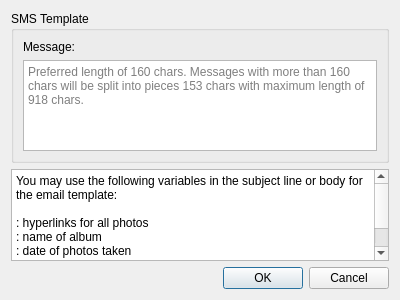
The window that SMSTemplateDialog.ui (vulevu121/PhotosUploader) describes before a commit, drawn with Qt 5.
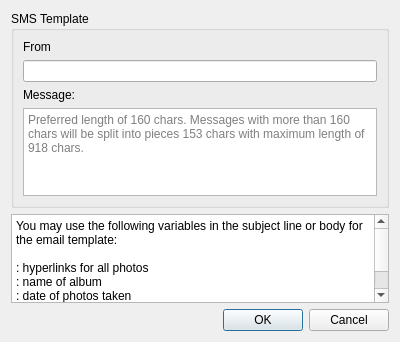
The same window after the commit.

```diff
--- a/SMSTemplateDialog.ui
+++ b/SMSTemplateDialog.ui
@@ -7,7 +7,7 @@
     <x>0</x>
     <y>0</y>
     <width>400</width>
-    <height>300</height>
+    <height>342</height>
    </rect>
   </property>
   <property name="windowTitle">
@@ -20,6 +20,16 @@
       <string>SMS Template</string>
      </property>
      <layout class="QVBoxLayout" name="verticalLayout">
+      <item>
+       <widget class="QLabel" name="label_2">
+        <property name="text">
+         <string>From</string>
+        </property>
+       </widget>
+      </item>
+      <item>
+       <widget class="QLineEdit" name="fromLineEdit"/>
+      </item>
       <item>
        <widget class="QLabel" name="label">
         <property name="text">
```
